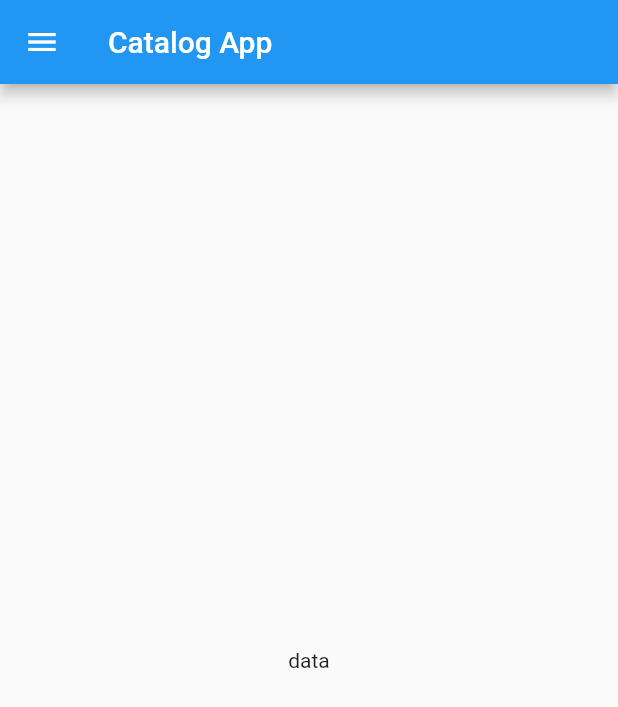
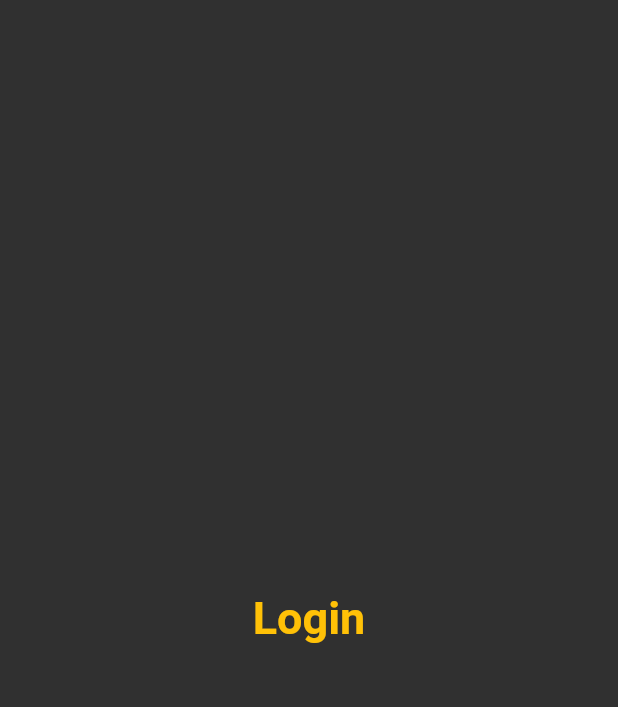
Before and after one commit to hamzabahadar/30days-flutter, a Flutter app: the screen it shows after launch, on a phone screen of 412 x 824 dp. Shown: the top 707 px of the screen. Run offline on Flutter 3.47's test engine with Material 2 defaults, Android fonts, the phone set to English and light mode, and no system bars.

Commit message:
day3 complete

```diff
--- a/analysis_options.yaml
+++ b/analysis_options.yaml
@@ -24,6 +24,7 @@ linter:
   rules:
     # avoid_print: false  # Uncomment to disable the `avoid_print` rule
     # prefer_single_quotes: true  # Uncomment to enable the `prefer_single_quotes` rule
+    - prefer_const_declarations
 
 # Additional information about this file can be found at
 # https://dart.dev/guides/language/analysis-options
--- a/lib/main.dart
+++ b/lib/main.dart
@@ -1,15 +1,26 @@
 import 'package:flutter/material.dart';
-import 'package:practice/home_page.dart';
+import 'package:practice/screens/home_page.dart';
+import 'package:practice/screens/login_page.dart';
 
-void main() {
-  runApp(MyApp());
-}
+void main() => runApp(const MyApp());
 
 class MyApp extends StatelessWidget {
   const MyApp({Key? key}) : super(key: key);
 
   @override
   Widget build(BuildContext context) {
-    return MaterialApp(home: HomePage());
+    return MaterialApp(
+      themeMode: ThemeMode.dark,
+      theme: ThemeData(
+        primarySwatch: Colors.purple,
+      ),
+      darkTheme: ThemeData(
+        brightness: Brightness.dark,
+      ),
+      routes: {
+        "/": (context) => const LoginPage(),
+        "/home": (context) => const HomePage(),
+      },
+    );
   }
 }
--- a/lib/home_page.dart
+++ b/lib/screens/home_page.dart
@@ -7,14 +7,12 @@ class HomePage extends StatelessWidget {
   Widget build(BuildContext context) {
     return Scaffold(
       appBar: AppBar(
-        title: Text("Catalog App"),
+        title: const Text("Catalog App"),
       ),
-      body: Center(
-        child: Container(
-          child: Text("data"),
-        ),
+      body: const Center(
+        child: Text("data"),
       ),
-      drawer: Drawer(),
+      drawer: const Drawer(),
     );
   }
 }
--- /dev/null
+++ b/lib/screens/login_page.dart
@@ -0,0 +1,21 @@
+import 'package:flutter/material.dart';
+
+class LoginPage extends StatelessWidget {
+  const LoginPage({Key? key}) : super(key: key);
+
+  @override
+  Widget build(BuildContext context) {
+    return const Material(
+      child: Center(
+        child: Text(
+          "Login",
+          style: TextStyle(
+            fontSize: 30,
+            color: Colors.amber,
+            fontWeight: FontWeight.bold,
+          ),
+        ),
+      ),
+    );
+  }
+}
```
